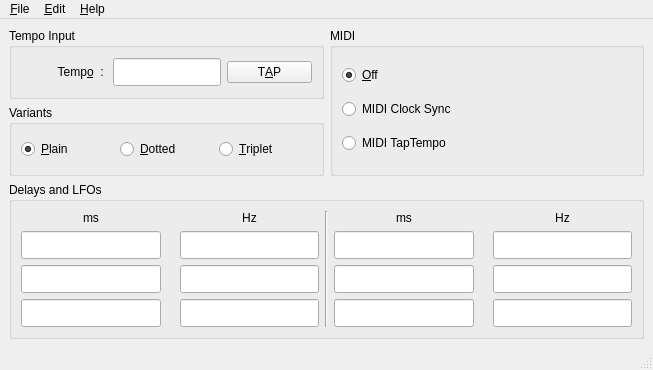
deufrai/Qrest, file src/gui/forms/qrestmainwindow.ui: the form before one commit.
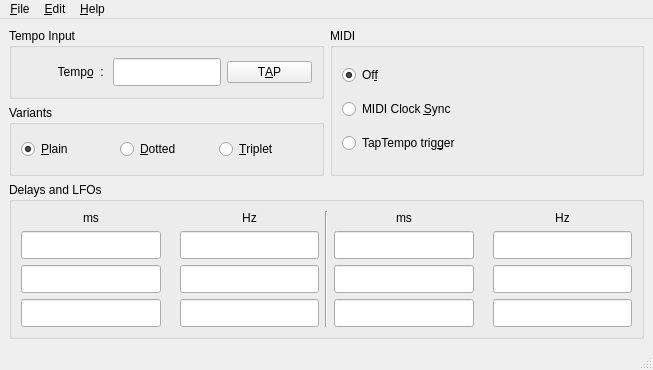
The form after the commit. Icons and pictures are not drawn.

Commit message: [QREST-26]:FR translations update RESOLVED-TAP button click triggered by MIDI events http://requests.wardsback.org/browse/QREST-26

```diff
--- a/src/gui/forms/qrestmainwindow.ui
+++ b/src/gui/forms/qrestmainwindow.ui
@@ -146,7 +146,7 @@
          <item row="0" column="0">
           <widget class="QRadioButton" name="freewheelRadio">
            <property name="text">
-            <string>&amp;Off</string>
+            <string>Of&amp;f</string>
            </property>
            <property name="checked">
             <bool>true</bool>
@@ -156,14 +156,14 @@
          <item row="1" column="0">
           <widget class="QRadioButton" name="syncRadio">
            <property name="text">
-            <string>MIDI Clock Sync</string>
+            <string>MIDI Clock &amp;Sync</string>
            </property>
           </widget>
          </item>
          <item row="2" column="0">
           <widget class="QRadioButton" name="triggerRadio">
            <property name="text">
-            <string>MIDI TapTempo</string>
+            <string>TapTempo trig&amp;ger</string>
            </property>
           </widget>
          </item>
```
The commit also changes 5 other files.
